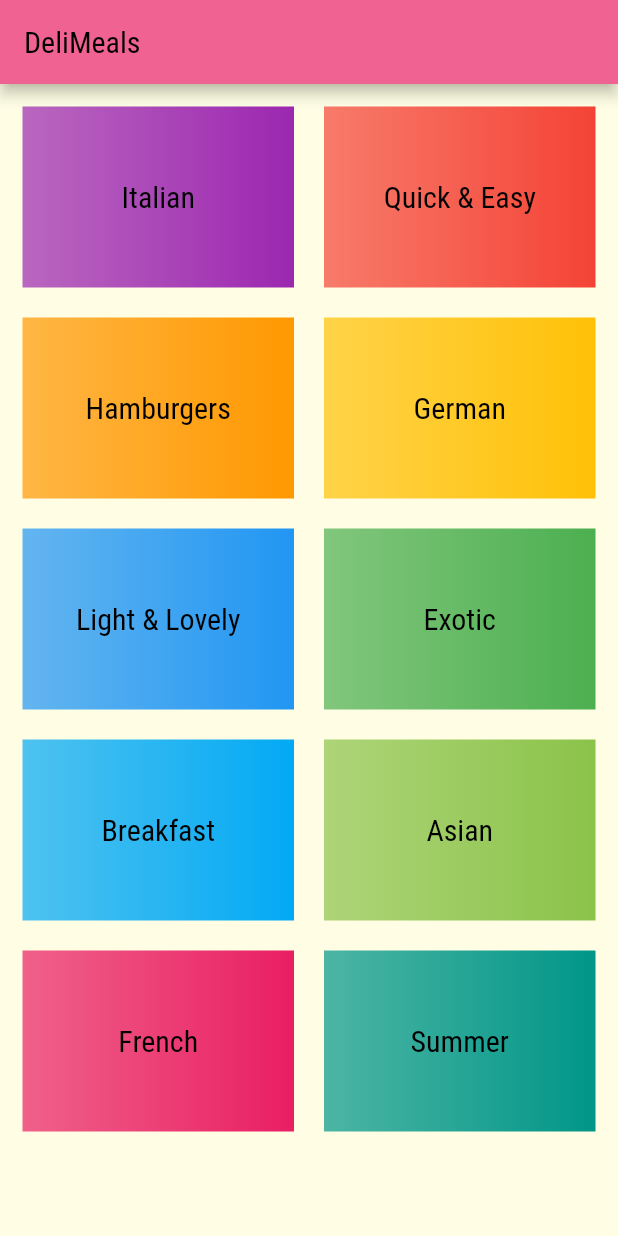
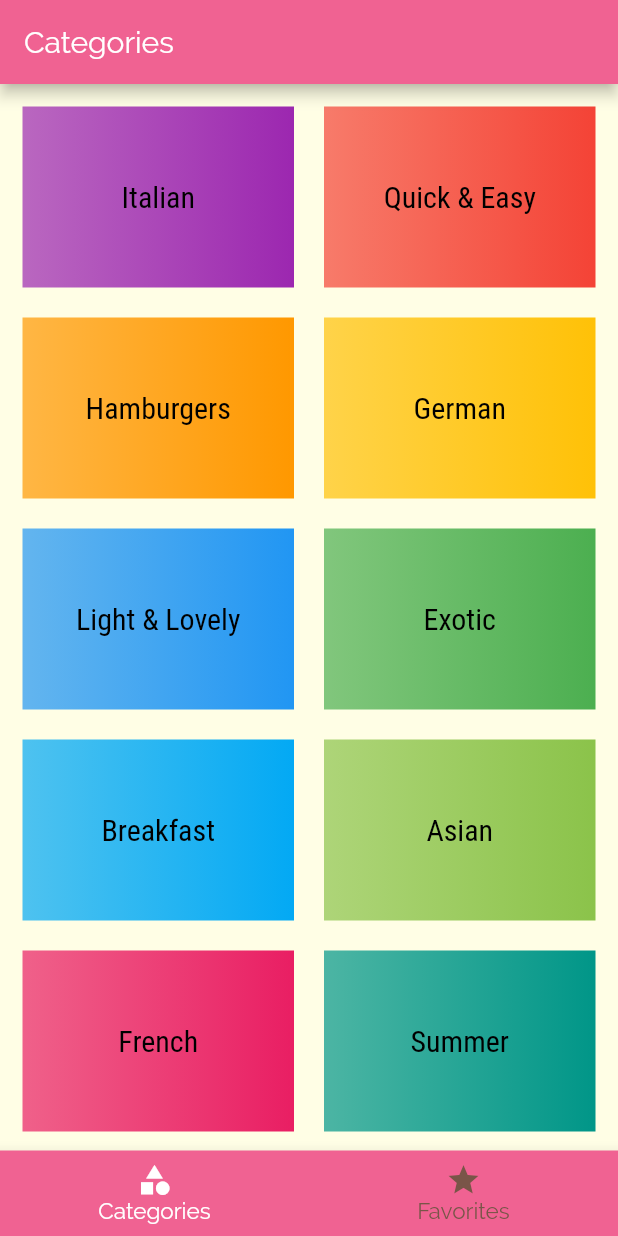
Before and after one commit to SpruceGabriela/meals-app, a Flutter app: the screen it shows after launch, on a phone screen of 412 x 824 dp. Run offline on Flutter 3.47's test engine with Material 2 defaults, Android fonts, the phone set to English and light mode, and no system bars.

```diff
--- a/lib/main.dart
+++ b/lib/main.dart
@@ -1,7 +1,9 @@
 import 'package:flutter/material.dart';
+import 'package:meals_app/screens/favorites_screen.dart';
 import 'screens/category_meals_screen.dart';
 import 'screens/categories_screen.dart';
 import 'screens/meal_detail_screen.dart';
+import './screens/tabs_screen.dart';
 
 void main() => runApp(MyApp());
 
@@ -32,7 +34,7 @@ class MyApp extends StatelessWidget {
       ),
       initialRoute: '/',
       routes: {
-        '/': (ctx) => CategoriesScreen(),
+        '/': (ctx) => TabsScreen(),
         CategoryMealsScreen.routeName: (ctx) => CategoryMealsScreen(),
         MealDetailScreen.routeName: (ctx) => MealDetailScreen(),
       },
--- a/lib/screens/categories_screen.dart
+++ b/lib/screens/categories_screen.dart
@@ -5,15 +5,7 @@ import '../widgets/category_item.dart';
 class CategoriesScreen extends StatelessWidget {
   @override
   Widget build(BuildContext context) {
-    return Scaffold(
-      appBar: AppBar(
-        title: Text(
-          'DeliMeals',
-          style: Theme.of(context).textTheme.title
-          ),
-        backgroundColor: Theme.of(context).primaryColor,
-      ),
-      body: GridView(
+    return GridView(
         padding: const EdgeInsets.all(15),
       children: DUMMY_CATEGORIES.map((catData) => CategoryItem(
           catData.id,
@@ -26,7 +18,6 @@ class CategoriesScreen extends StatelessWidget {
         crossAxisSpacing: 20,
         mainAxisSpacing: 20,
         ),
-      ),
-    );
+      );
   }
 }
--- /dev/null
+++ b/lib/screens/favorites_screen.dart
@@ -0,0 +1,10 @@
+import 'package:flutter/material.dart';
+
+class FavoritesScreen extends StatelessWidget {
+  @override
+  Widget build(BuildContext context) {
+    return Center(
+      child: Text('favorites'),
+    );
+  }
+}
--- /dev/null
+++ b/lib/screens/tabs_screen.dart
@@ -0,0 +1,73 @@
+import 'package:flutter/material.dart';
+import './categories_screen.dart';
+import './favorites_screen.dart';
+
+class TabsScreen extends StatefulWidget {
+  @override
+  _TabsScreenState createState() => _TabsScreenState();
+}
+
+class _TabsScreenState extends State<TabsScreen> {
+  final List<Map<String, Object>> _pages = [
+    {'page': CategoriesScreen(), 'title': 'Categories'},
+    {'page': FavoritesScreen(), 'title': 'Favorites'},
+  ];
+
+  int _selectedPageIndex = 0;
+
+  void _selectPage(int index){
+    setState(() {
+      _selectedPageIndex = index;
+    });
+  }
+
+  @override
+  Widget build(BuildContext context) {
+    return Scaffold(
+      appBar: AppBar(
+        title: Text(
+          _pages[_selectedPageIndex]['title'],
+        ),),
+      body: _pages[_selectedPageIndex]['page'],
+      bottomNavigationBar: BottomNavigationBar(
+        onTap: _selectPage,
+        selectedFontSize: 15,
+        unselectedFontSize: 15,
+        currentIndex: _selectedPageIndex,
+        selectedItemColor: Colors.white,
+        unselectedItemColor: Colors.brown,
+        backgroundColor: Theme.of(context).primaryColor,
+        items: [
+          BottomNavigationBarItem(
+          icon: Icon(Icons.category,),
+          title: Text('Categories',),
+          ),
+          BottomNavigationBarItem(
+          icon: Icon(Icons.star,),
+          title: Text('Favorites',),
+          ),
+        ],
+      ),
+    );
+  }
+}
+
+//example of top TabBar
+
+// DefaultTabController(
+//       length: 2,
+//       child: Scaffold(
+//         appBar: AppBar(title: Text('Meals'),
+//         bottom: TabBar(
+//           tabs: <Widget>[
+//           Tab(icon: Icon(Icons.category), text: 'Categories',),
+//           Tab(icon: Icon(Icons.star), text: 'Favorites',),
+//             ],
+//           ),
+//         ),
+//         body: TabBarView(children: <Widget>[
+//           CategoriesScreen(),
+//           FavoritesScreen(),
+//         ],),
+//       ),
+//     );
```
